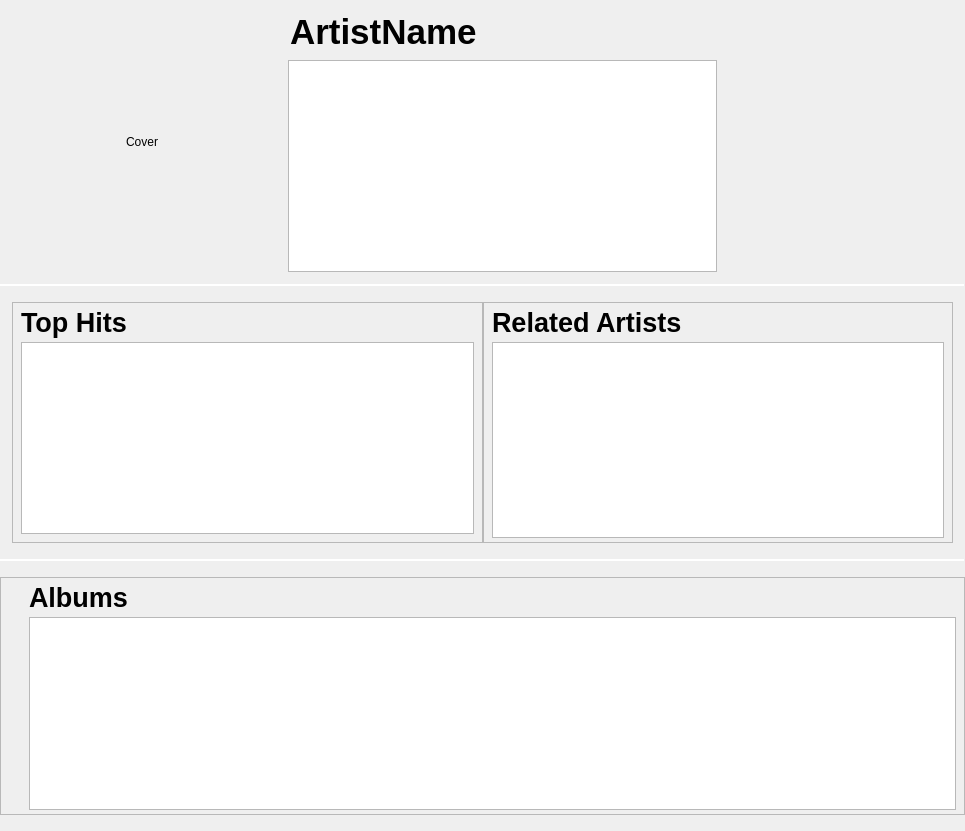
Qt form src/libtomahawk/widgets/infowidgets/ArtistInfoWidget.ui (tomahawk-player/tomahawk) before a commit.
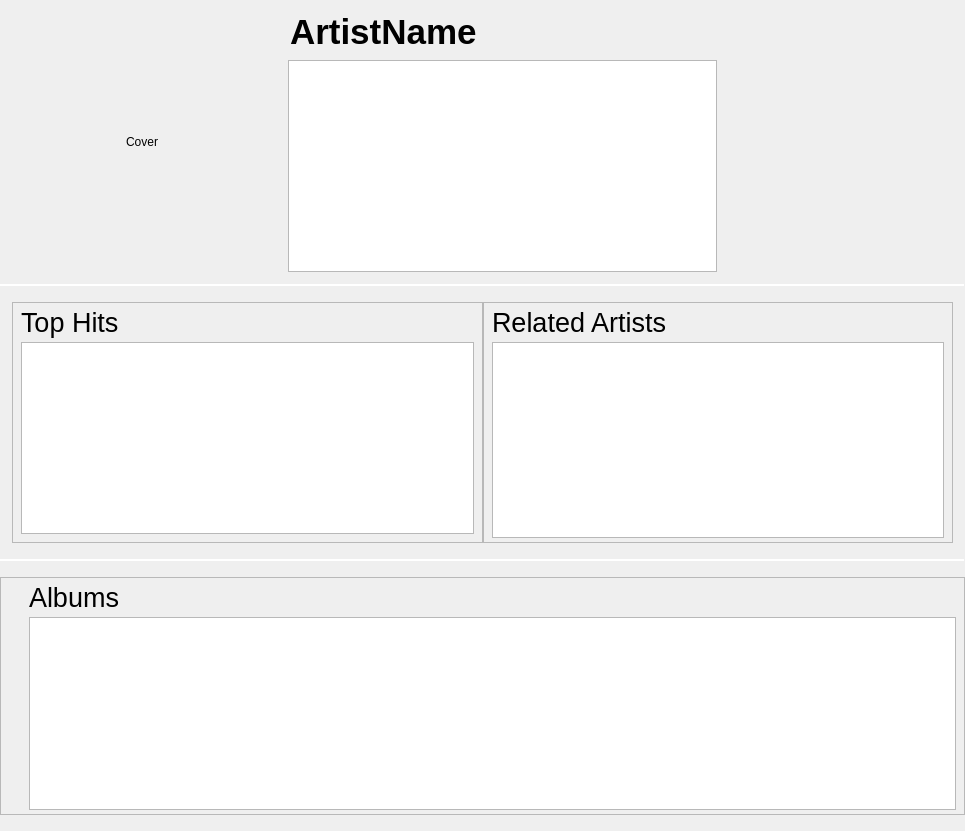
The same form after that commit. Custom widgets are drawn as their Qt base class.

Commit message: * Set captions to non-bold in .ui.

```diff
--- a/src/libtomahawk/widgets/infowidgets/ArtistInfoWidget.ui
+++ b/src/libtomahawk/widgets/infowidgets/ArtistInfoWidget.ui
@@ -215,8 +215,8 @@
              <property name="font">
               <font>
                <pointsize>20</pointsize>
-               <weight>75</weight>
-               <bold>true</bold>
+               <weight>50</weight>
+               <bold>false</bold>
               </font>
              </property>
              <property name="text">
@@ -272,8 +272,8 @@
              <property name="font">
               <font>
                <pointsize>20</pointsize>
-               <weight>75</weight>
-               <bold>true</bold>
+               <weight>50</weight>
+               <bold>false</bold>
               </font>
              </property>
              <property name="text">
@@ -381,8 +381,8 @@
            <property name="font">
             <font>
              <pointsize>20</pointsize>
-             <weight>75</weight>
-             <bold>true</bold>
+             <weight>50</weight>
+             <bold>false</bold>
             </font>
            </property>
            <property name="text">
```
The commit also changes 5 other files.
